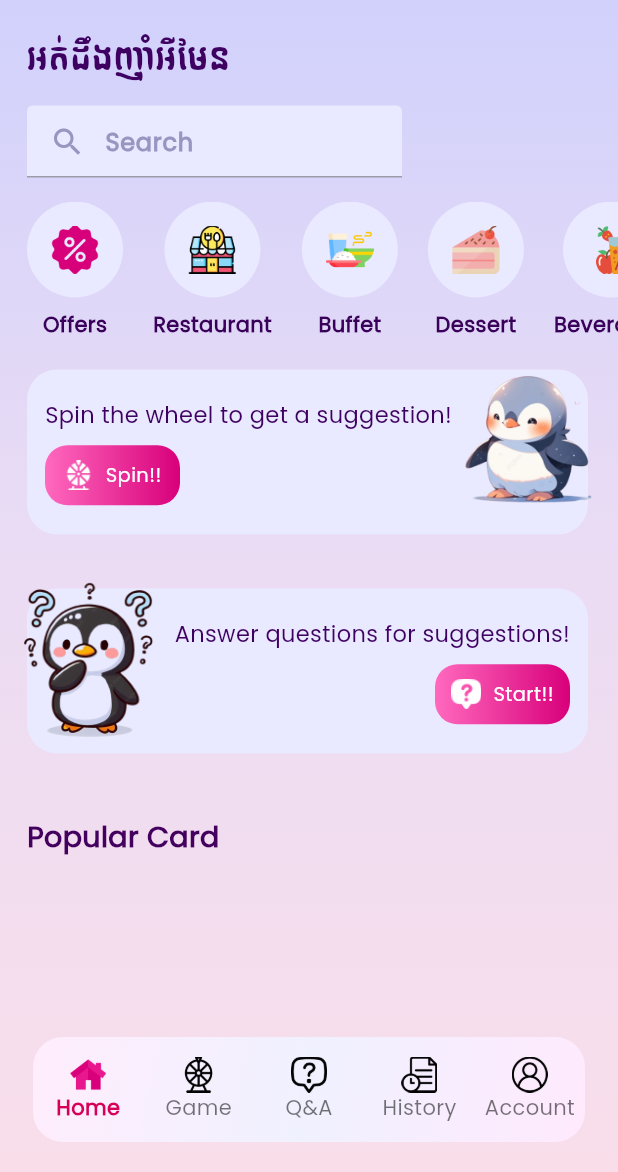
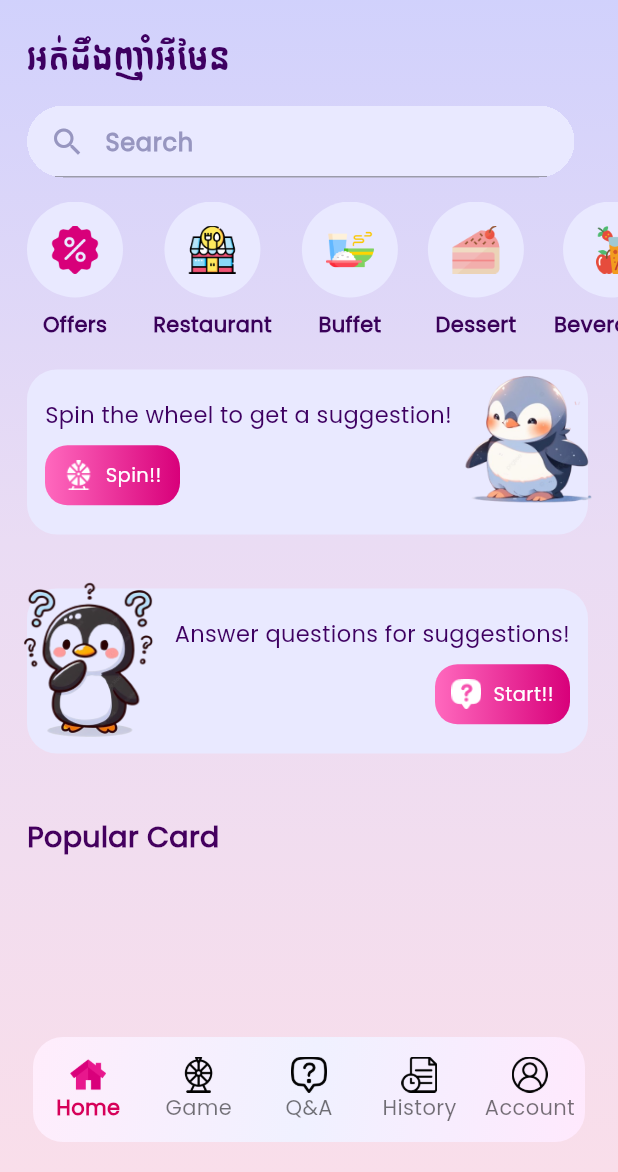
Before and after one commit to yungNita/NhamEii-App, a Flutter app: the screen it shows after launch, on a phone screen of 412 x 824 dp, the part 64-1236 px from its top. Run offline on Flutter 3.47's test engine with Material 3 defaults, Android fonts, the light colour scheme and no system bars; our stand-ins replace cloud_firestore, dotted_border, firebase_auth, firebase_core, flutter_fortune_wheel, flutter_svg and 3 more; accounts and stored records are empty.

Commit message:
update search page

```diff
--- a/lib/components/homepage_component/header.dart
+++ b/lib/components/homepage_component/header.dart
@@ -13,6 +13,7 @@ class Header extends StatelessWidget implements PreferredSizeWidget {
   Widget build(BuildContext context) {
     return AppBar(
       backgroundColor: Colors.transparent,
+      automaticallyImplyLeading: false,
       title: const Text(
         'Hello, there!!',
         style: TextStyle(
--- a/lib/components/homepage_component/header_home_page.dart
+++ b/lib/components/homepage_component/header_home_page.dart
@@ -37,9 +37,7 @@ class HeaderHomePage extends StatelessWidget {
           padding: EdgeInsets.only(right:16),
           child: Row(
           children: [
-            SizedBox(
-              height: 48, width: 250, child: Search()
-            ),
+            Search(),
             const SizedBox(width: 8),
 
           ],
--- a/lib/components/search.dart
+++ b/lib/components/search.dart
@@ -14,6 +14,14 @@ class Search extends StatelessWidget {
         onTap: () => {
           Navigator.pushReplacementNamed(context, '/search')
         },
+        child: Container(
+          width: 365,
+          decoration: ShapeDecoration(shape: RoundedRectangleBorder(
+            borderRadius: BorderRadius.circular(64),
+            // side: BorderSide(color: const Color.fromARGB(255, 255, 255, 255), width: 2),
+          )),
+
+          clipBehavior: Clip.hardEdge,
           child: TextField(
               enabled: false,
               decoration: InputDecoration(
@@ -28,18 +36,20 @@ class Search extends StatelessWidget {
                   color: Color(0xff9796C0),
                   fontWeight: FontWeight.bold,
                 ),
-            enabledBorder: OutlineInputBorder(
-              borderRadius: BorderRadius.circular(64),
-              borderSide: BorderSide(color: const Color.fromARGB(255, 255, 255, 255), width: 2),
-            ),
-            focusedBorder: OutlineInputBorder(
-              borderRadius: BorderRadius.circular(64),
-              borderSide: BorderSide(color: const Color.fromARGB(255, 255, 255, 255), width: 2),
-            ),
+                // enabledBorder: OutlineInputBorder(
+                //   borderRadius: BorderRadius.circular(64),
+                //   borderSide: BorderSide(color: const Color.fromARGB(255, 97, 27, 27), width: 2),
+                // ),
+                // focusedBorder: OutlineInputBorder(
+                //   borderRadius: BorderRadius.circular(64),
+                //   borderSide: BorderSide(color: const Color.fromARGB(255, 220, 72, 72), width: 2),
+                // ),
                 filled: true,
                 fillColor: Color(0xFFE9E9FF),
               ),
             ),
+
+        ),
       );
   }
 }
```
Also changed, not shown: lib/Page/categorylist.dart (+5 -2 lines), lib/Page/foodlist_bycategory.dart (+5 -3 lines), lib/Page/restaurant_detail_page.dart (+32 -13 lines), lib/Page/restaurant_page.dart (+29 -9 lines), lib/Page/search_page.dart (+11 -4 lines). Lines whose indentation alone changed are shown as unchanged.
